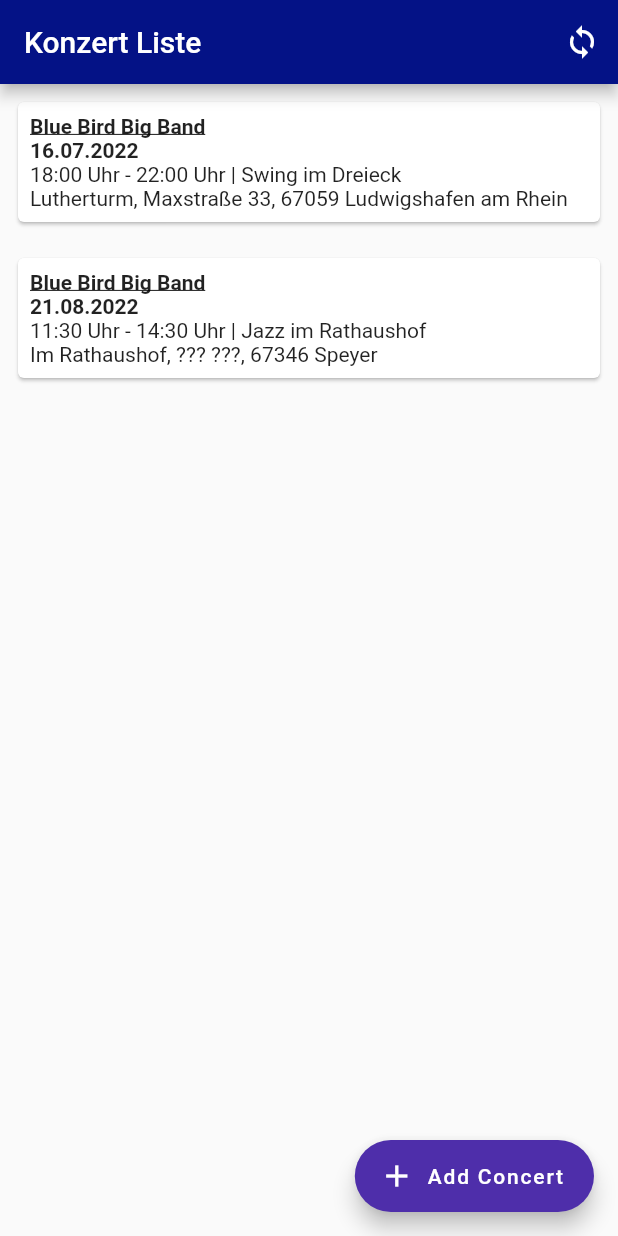
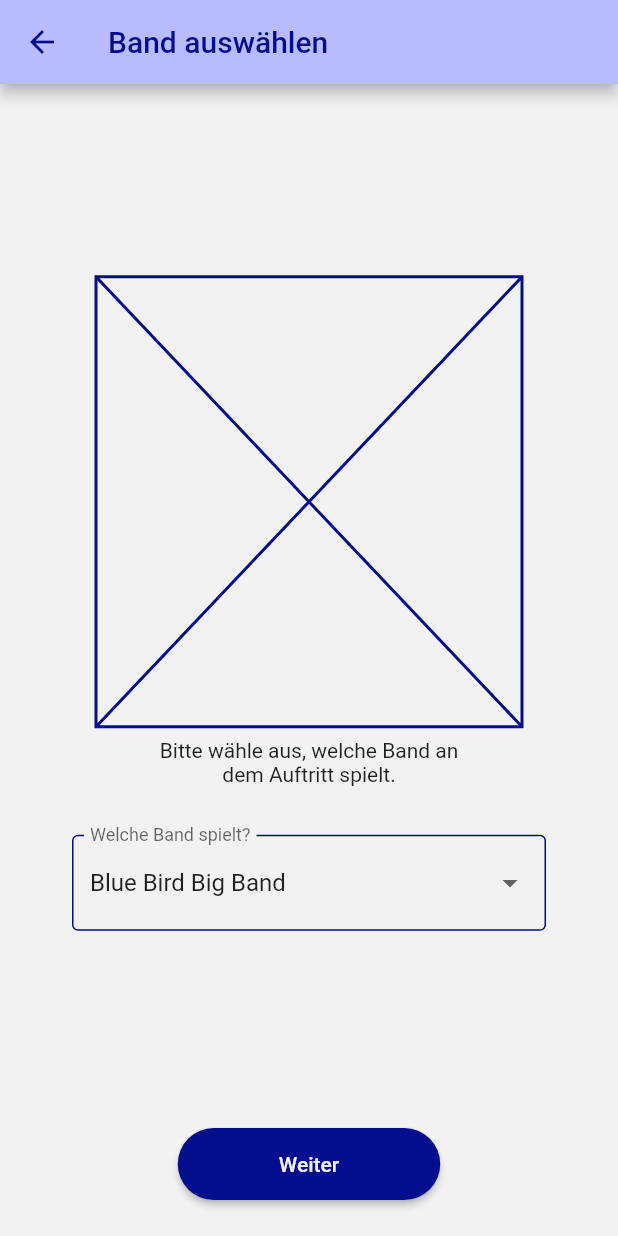
Before and after one commit to Mavv3006/Blue-Bird-Big-Band-Admin, a Flutter app: the screen it shows after launch, after a tap on "Add Concert", on a phone screen of 412 x 824 dp. Run offline on Flutter 3.47's test engine with Material 2 defaults, Android fonts, the phone set to English and light mode, and no system bars.

Commit message:
started with implementing adding concert workflow

```diff
--- a/lib/main.dart
+++ b/lib/main.dart
@@ -1,4 +1,5 @@
 import 'package:admin_app/resources/provider/concert_provider.dart';
+import 'package:admin_app/screens/addingConcertScreen/adding_concert_1.dart';
 import 'package:admin_app/util/colors.dart';
 import 'package:admin_app/util/routes.dart';
 import 'package:flutter/material.dart';
@@ -31,7 +32,9 @@ class MyApp extends StatelessWidget {
         initialRoute: Routes.index,
         routes: {
           Routes.index: (context) => const ConcertListScreen(),
-          Routes.addConcert: (context) => const AddingConcertScreen()
+          Routes.addConcert1: (context) => const AddingConcert1Screen(),
+          // Routes.addConcert2: (context) => const AddingConcertScreen(),
+          // Routes.addConcert3: (context) => const AddingConcertScreen(),
         },
       ),
     );
--- a/lib/resources/api/api_provider.dart
+++ b/lib/resources/api/api_provider.dart
@@ -31,6 +31,7 @@ class ApiProvider {
   Future<num> postNewConcert(Concert concert) async {
     Uri uri = baseUrl.replace(path: '${baseUrl.path}/concert');
     Map<String, dynamic> json = concert.toJson();
+    print(json);
     Response response = await client.post(uri, body: json);
     return response.statusCode;
   }
--- a/lib/resources/provider/concert_provider.dart
+++ b/lib/resources/provider/concert_provider.dart
@@ -1,3 +1,4 @@
+import 'package:admin_app/models/concert_builder.dart';
 import 'package:admin_app/resources/api/api_provider.dart';
 import 'package:admin_app/resources/database/storage_provider.dart';
 import 'package:flutter/material.dart';
@@ -9,6 +10,19 @@ class ConcertProvider extends ChangeNotifier {
   final ApiProvider apiProvider = ApiProvider();
   final StorageProvider storageProvider = StorageProvider();
   final List<Concert> _concerts = [];
+  ConcertBuilder? _concertBuilder;
+
+  void createNewBuilder() {
+    _concertBuilder = ConcertBuilder();
+  }
+
+  ConcertBuilder get builder {
+    if (_concertBuilder == null) {
+      createNewBuilder();
+    }
+
+    return _concertBuilder!;
+  }
 
   void addConcert(Concert concert) {
     apiProvider.postNewConcert(concert);
@@ -35,6 +49,9 @@ class ConcertProvider extends ChangeNotifier {
       .toList();
 
   void initialize() {
-    addConcerts(mockConcerts);
+    for (int i = 0; i < mockConcerts.length; i++) {
+      _concerts.add(mockConcerts[i]);
+    }
+    notifyListeners();
   }
 }
--- /dev/null
+++ b/lib/screens/addingConcertScreen/adding_concert_1.dart
@@ -0,0 +1,84 @@
+import 'package:admin_app/resources/provider/concert_provider.dart';
+import 'package:admin_app/screens/addingConcertScreen/adding_concert_continue_button.dart';
+import 'package:admin_app/screens/addingConcertScreen/adding_concert_scaffold.dart';
+import 'package:admin_app/screens/addingConcertScreen/adding_concert_screen.dart';
+import 'package:admin_app/util/colors.dart';
+import 'package:flutter/material.dart';
+import 'package:admin_app/util/constants.dart' as constants;
+
+class AddingConcert1Screen extends StatefulWidget {
+  const AddingConcert1Screen({Key? key}) : super(key: key);
+
+  @override
+  State<AddingConcert1Screen> createState() => _AddingConcert1ScreenState();
+}
+
+class _AddingConcert1ScreenState extends State<AddingConcert1Screen> {
+  num selectedBand = 1;
+  late ConcertProvider concertProvider;
+
+  List<DropdownMenuItem<num>> get bandNames {
+    List<DropdownMenuItem<num>> result = [];
+    constants.bandNames.forEach((key, value) {
+      result.add(
+        DropdownMenuItem(
+          value: key,
+          child: Text(value),
+        ),
+      );
+    });
+    return result;
+  }
+
+  @override
+  Widget build(BuildContext context) {
+    return AddingConcertScaffold(
+      child: Stack(
+        children: [
+          Padding(
+            padding: const EdgeInsets.only(bottom: 75),
+            child: Column(
+              mainAxisAlignment: MainAxisAlignment.center,
+              children: [
+                const Padding(
+                  padding: EdgeInsets.only(left: 64, right: 64, bottom: 8),
+                  child: Placeholder(
+                    color: AddingConcertColors.darkBlue,
+                    fallbackHeight: 300,
+                  ),
+                ),
+                const Text(
+                  "Bitte wähle aus, welche Band an \ndem Auftritt spielt.",
+                  textAlign: TextAlign.center,
+                ),
+                Padding(
+                  padding:
+                      const EdgeInsets.only(left: 48.0, right: 48.0, top: 32),
+                  child: DropdownButtonFormField(
+                    decoration: const InputDecoration(
+                      border: OutlineInputBorder(),
+                      labelText: "Welche Band spielt?",
+                      enabledBorder: OutlineInputBorder(
+                        borderSide:
+                            BorderSide(color: AddingConcertColors.darkBlue),
+                      ),
+                    ),
+                    value: selectedBand,
+                    items: bandNames,
+                    onChanged: (num? value) {
+                      if (value == null) return;
+                      setState(() {
+                        selectedBand = value;
+                      });
+                    },
+                  ),
+                ),
+              ],
+            ),
+          ),
+          const AddingConcertContinueButton(buttonText: "Weiter"),
+        ],
+      ),
+    );
+  }
+}
--- /dev/null
+++ b/lib/screens/addingConcertScreen/adding_concert_continue_button.dart
@@ -0,0 +1,37 @@
+import 'package:admin_app/util/colors.dart';
+import 'package:flutter/material.dart';
+
+class AddingConcertContinueButton extends StatelessWidget {
+  const AddingConcertContinueButton({Key? key, required this.buttonText})
+      : super(key: key);
+
+  final String buttonText;
+
+  @override
+  Widget build(BuildContext context) {
+    return Align(
+      alignment: Alignment.bottomCenter,
+      child: Padding(
+        padding: const EdgeInsets.only(left: 32.0, right: 32, bottom: 24),
+        child: ElevatedButton(
+          style: ElevatedButton.styleFrom(
+            onPrimary: AddingConcertColors.backgroundColor,
+            primary: AddingConcertColors.darkBlue,
+            minimumSize: const Size(175, 36),
+            padding: const EdgeInsets.symmetric(horizontal: 16),
+            shape: const RoundedRectangleBorder(
+              borderRadius: BorderRadius.all(
+                Radius.circular(30),
+              ),
+            ),
+          ),
+          onPressed: () {},
+          child: Padding(
+            padding: const EdgeInsets.only(top: 16, bottom: 16),
+            child: Text(buttonText),
+          ),
+        ),
+      ),
+    );
+  }
+}
--- /dev/null
+++ b/lib/screens/addingConcertScreen/adding_concert_scaffold.dart
@@ -0,0 +1,28 @@
+import 'package:admin_app/util/colors.dart';
+import 'package:flutter/material.dart';
+import 'package:flutter/src/foundation/key.dart';
+import 'package:flutter/src/widgets/framework.dart';
+
+class AddingConcertScaffold extends StatelessWidget {
+  const AddingConcertScaffold({Key? key, required this.child})
+      : super(key: key);
+
+  final Widget child;
+
+  @override
+  Widget build(BuildContext context) {
+    return Scaffold(
+        backgroundColor: AddingConcertColors.backgroundColor,
+        appBar: AppBar(
+          title: const Text(
+            "Band auswählen",
+            style: TextStyle(
+              color: AddingConcertColors.darkBlue,
+            ),
+          ),
+          backgroundColor: AddingConcertColors.lightBlue,
+          iconTheme: const IconThemeData(color: AddingConcertColors.darkBlue),
+        ),
+        body: child);
+  }
+}
--- a/lib/screens/concertListScreen/concert_list_screen.dart
+++ b/lib/screens/concertListScreen/concert_list_screen.dart
@@ -1,4 +1,5 @@
 import 'package:admin_app/resources/provider/concert_provider.dart';
+import 'package:admin_app/util/routes.dart';
 import 'package:flutter/material.dart';
 import 'package:provider/provider.dart';
 
@@ -30,7 +31,7 @@ class ConcertListScreen extends StatelessWidget {
       floatingActionButton: FloatingActionButton.extended(
         label: const Text("Add Concert"),
         icon: const Icon(Icons.add),
-        onPressed: () => Navigator.pushNamed(context, '/add-concert'),
+        onPressed: () => Navigator.pushNamed(context, Routes.addConcert1),
       ),
     );
   }
--- a/lib/util/colors.dart
+++ b/lib/util/colors.dart
@@ -15,3 +15,9 @@ class MyColors {
     900: Color(0xff041186)
   });
 }
+
+class AddingConcertColors {
+  static const Color darkBlue = Color(0xFF020E8E);
+  static const Color lightBlue = Color(0xFFB8BCFE);
+  static const Color backgroundColor = Color(0xFFF2F2F2);
+}
--- /dev/null
+++ b/lib/util/constants.dart
@@ -0,0 +1,6 @@
+import 'package:flutter/material.dart';
+
+const Map<num, String> bandNames = {
+  1: "Blue Bird Big Band",
+  2: "Dometown Band"
+};
--- a/lib/util/routes.dart
+++ b/lib/util/routes.dart
@@ -7,5 +7,7 @@ class Routes {
   Routes._();
 
   static const String index = '/';
-  static const String addConcert = 'addConcert';
+  static const String addConcert1 = 'addConcert1';
+  static const String addConcert2 = 'addConcert2';
+  static const String addConcert3 = 'addConcert3';
 }
```
